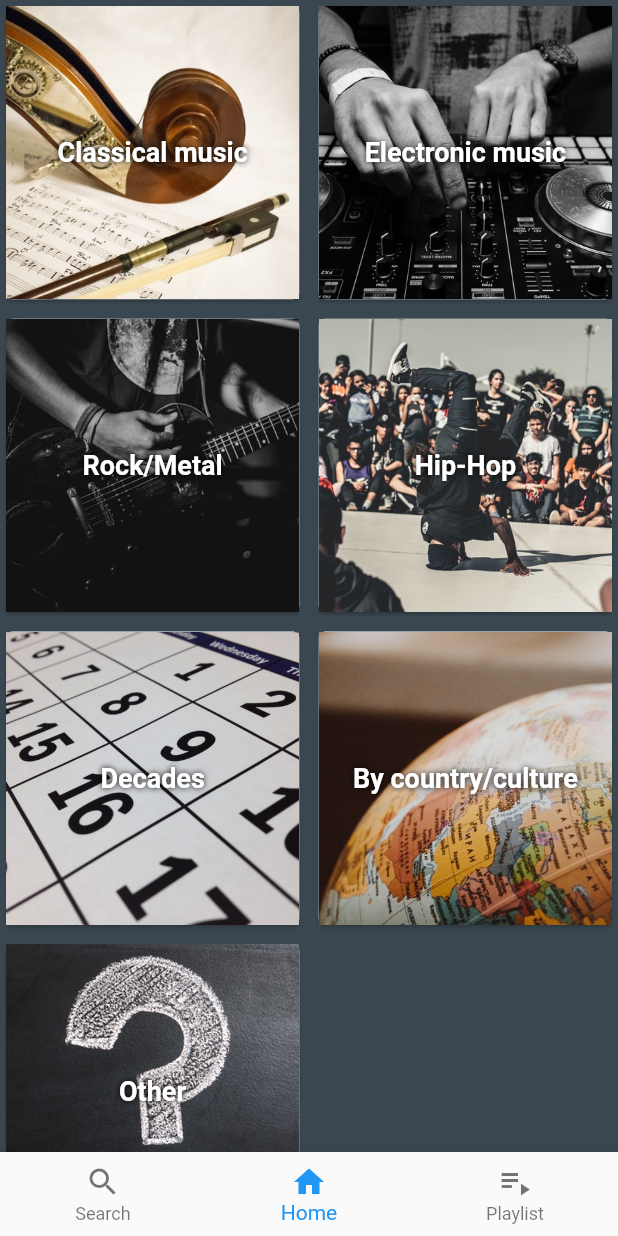
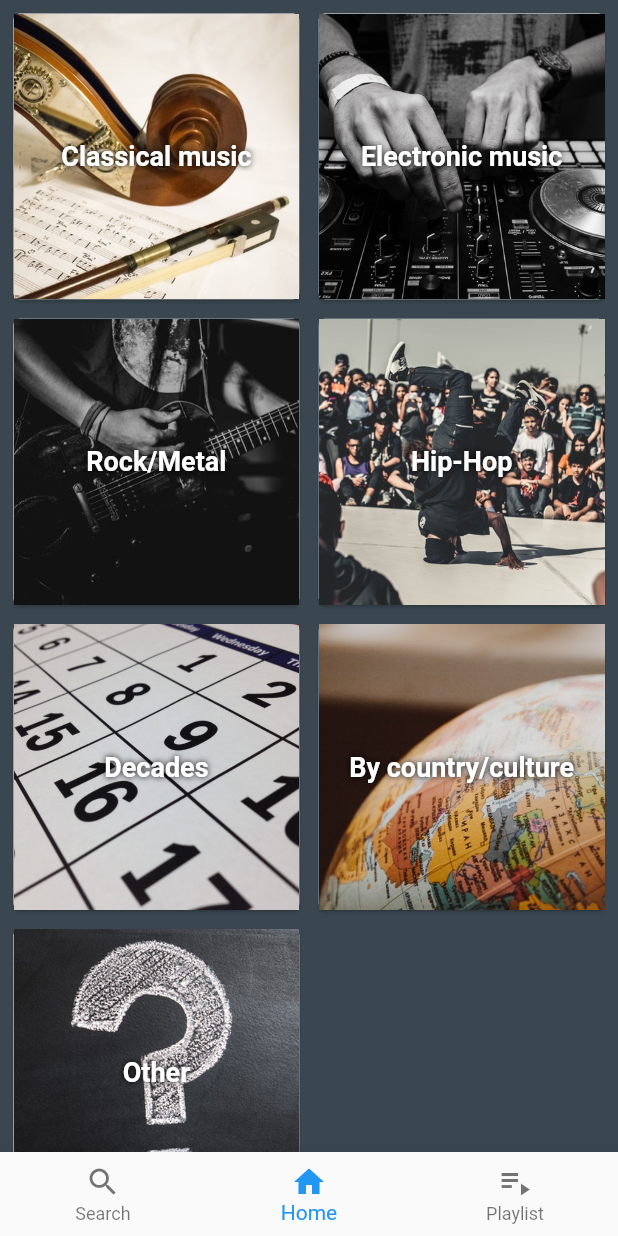
Before and after one commit to Gloumy/music-from-reddit, a Flutter app: the GlobalPage screen opened directly, on a phone screen of 412 x 824 dp. Run offline on Flutter 3.47's test engine with Material 2 defaults, Android fonts, the phone set to English and light mode, and no system bars; our stand-ins replace audioplayers, dio; missing offline and left inert: sailor, youtube_extractor.

```diff
--- a/lib/presenters/subreddits/subreddit_genres_grid.dart
+++ b/lib/presenters/subreddits/subreddit_genres_grid.dart
@@ -13,6 +13,7 @@ class SubredditGenresGrid extends StatelessWidget {
           crossAxisCount: 2,
           crossAxisSpacing: 5.0,
           mainAxisSpacing: 5.0,
+          padding: EdgeInsets.all(5.0),
           children: <Widget>[
             for (Genre genre in state.subreddits)
               Card(
```
Also changed, not shown: lib/pages/home_page.dart (+3 -15 lines).
